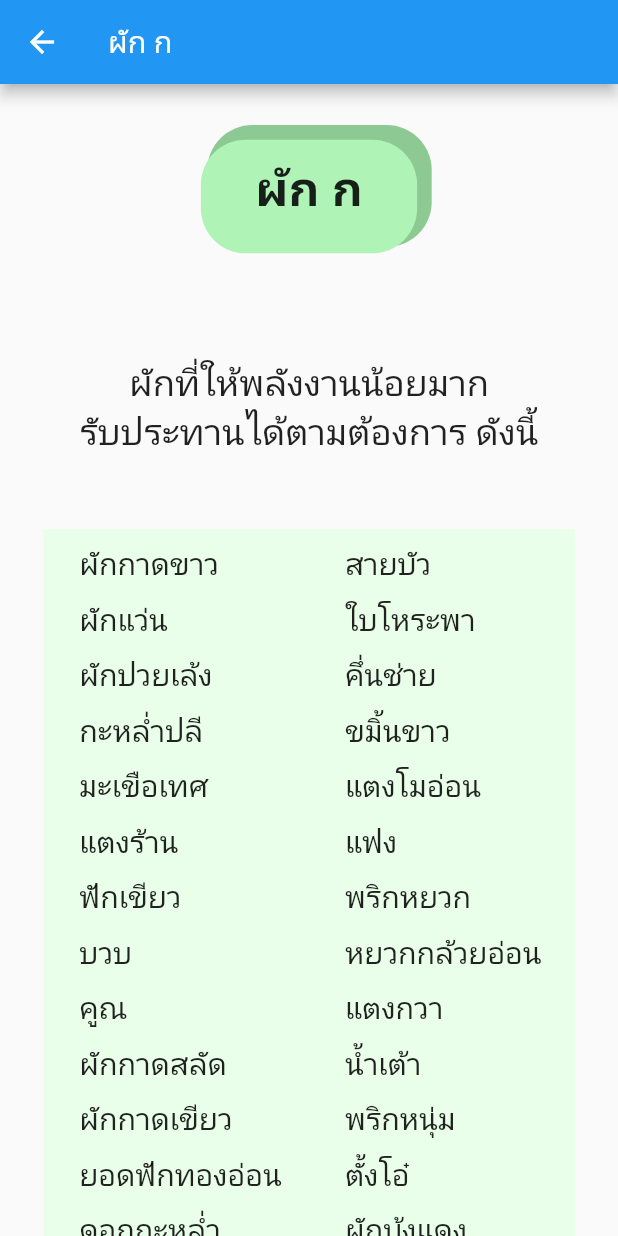
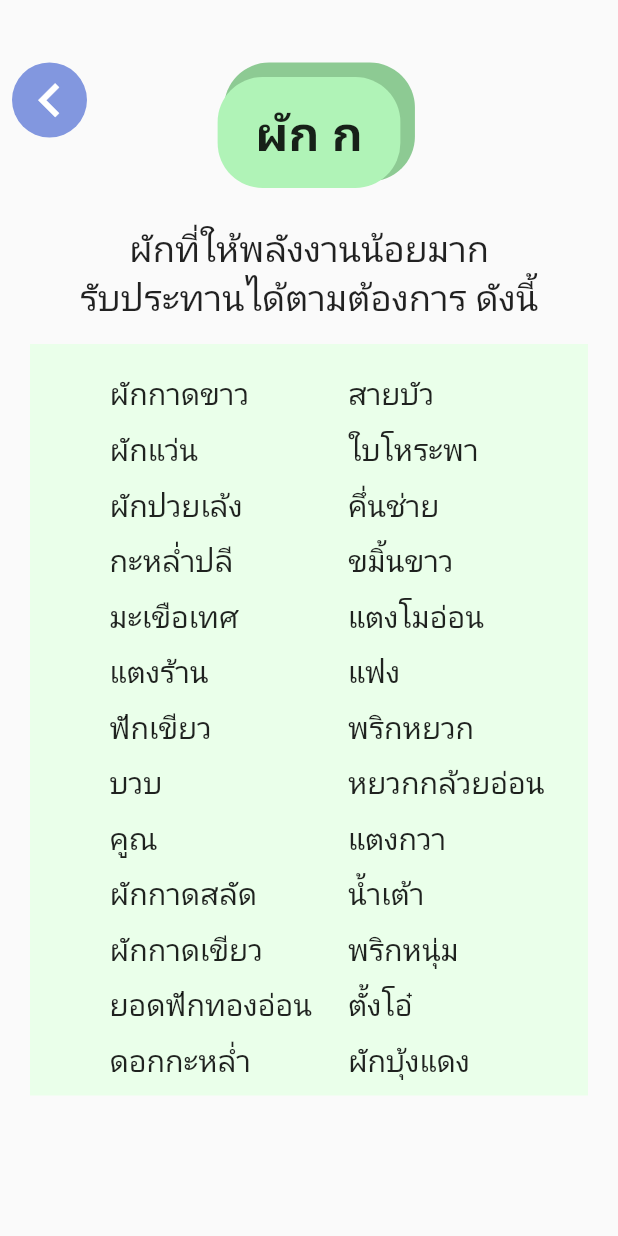
Before and after one commit to AINutritionProject/KinDeeUDee, a Flutter app: the VetABPage screen opened directly, on a phone screen of 412 x 824 dp. Run offline on Flutter 3.47's test engine with Material 2 defaults, Android fonts, the phone set to English and light mode, and no system bars; our stand-ins replace camera, cloud_firestore, csv, dotted_border, firebase_auth, firebase_core and 6 more; missing offline and left inert: dart:ffi; accounts and stored records are empty.

Commit message:
add buttonback and fixed display remove appbar

```diff
--- a/lib/pages/vet_ab.dart
+++ b/lib/pages/vet_ab.dart
@@ -1,3 +1,4 @@
+import 'package:appfood2/widgets/button_back.dart';
 import 'package:flutter/material.dart';
 
 class VetABPage extends StatelessWidget {
@@ -6,18 +7,47 @@ class VetABPage extends StatelessWidget {
   @override
   Widget build(BuildContext context) {
     return Scaffold(
-        appBar: AppBar(
-          title: Text(type == "A" ? "ผัก ก" : "ผัก ข"),
+        body: SafeArea(
+      child: SingleChildScrollView(
+        child: SizedBox(
+          width: MediaQuery.of(context).size.width,
+          height: type == "A" ? 800 : 1100,
+          child: Column(
+            crossAxisAlignment: CrossAxisAlignment.center,
+            children: [
+              Expanded(
+                  flex: type == "A" ? 2 : 2,
+                  child: Stack(
+                    //mainAxisAlignment: MainAxisAlignment.center,
+                    children: [
+                      const Padding(
+                        padding: EdgeInsets.all(8.0),
+                        child: Align(
+                            alignment: Alignment.centerLeft,
+                            child: ButtonBack(
+                              colorCircle: Color.fromRGBO(130, 151, 223, 1),
+                              color: Colors.white,
+                            )),
                       ),
-        body: SingleChildScrollView(
-          child: Column(
-            children: [
-              SizedBox(
-                  width: MediaQuery.of(context).size.width,
-                  height: 150,
-                  child: type == "A" ? const ButtonVegA() : const ButtonVegB()),
-              ContainNameVeg(type: type)
+                      type == "A"
+                          ? const Align(
+                              alignment: Alignment.bottomCenter,
+                              child: Padding(
+                                padding: EdgeInsets.all(8.0),
+                                child: ButtonVegA(),
+                              ))
+                          : const Align(
+                              alignment: Alignment.bottomCenter,
+                              child: Padding(
+                                padding: EdgeInsets.all(12),
+                                child: ButtonVegB(),
+                              ))
                     ],
+                  )),
+              Expanded(flex: type == "A" ? 10 : 12, child: ContainNameVeg(type: type)),
+            ],
+          ),
+        ),
       ),
     ));
   }
@@ -35,19 +65,18 @@ class ContainNameVeg extends StatelessWidget {
   Widget build(BuildContext context) {
     return SizedBox(
       width: MediaQuery.of(context).size.width,
-      height: type == "A" ? 700 : 900,
-
-      child: Stack(
+      child: Column(
         children: [
-          Align(
-            alignment: const AlignmentDirectional(0, -0.99),
+          Padding(
+            padding: const EdgeInsets.symmetric(vertical: 15),
             child: SizedBox(
-              width: MediaQuery.of(context).size.width,
-              height: MediaQuery.of(context).size.height * 0.15,
               child: type == "A" ? const DetailVeg() : const DetailVegB(),
             ),
           ),
-          type == "A" ? const BoxNameA() : const BoxNameB()
+          type == "A"
+              ? const Align(
+                  alignment: AlignmentDirectional(0, 0), child: BoxNameA())
+              : const BoxNameB()
         ],
       ),
     );
@@ -90,50 +119,47 @@ class BoxNameA extends StatelessWidget {
   ];
   @override
   Widget build(BuildContext context) {
-    return Align(
-      alignment: const AlignmentDirectional(0, 0.55),
+    return Expanded(
+      child: Align(
+        alignment: Alignment.center,
         child: Container(
-          width: MediaQuery.of(context).size.width * 0.86,
-          height: MediaQuery.of(context).size.height * 0.62,
+          margin: const EdgeInsets.symmetric(horizontal: 20),
+          padding: const EdgeInsets.symmetric(vertical: 10),
           decoration:
               const BoxDecoration(color: Color.fromRGBO(234, 255, 234, 1)),
           child: Row(
-            mainAxisSize: MainAxisSize.max,
+            mainAxisAlignment: MainAxisAlignment.center,
             children: [
-              Expanded(
-                child: Column(
-                  mainAxisSize: MainAxisSize.max,
+              Column(
                 crossAxisAlignment: CrossAxisAlignment.start,
                 children: nameVegAL
                     .map((e) => Padding(
                           padding: const EdgeInsets.fromLTRB(24, 10, 0, 0),
                           child: Text(
                             e,
-                              style: const TextStyle(fontSize: 20, fontWeight: FontWeight.w500),
+                            style: const TextStyle(
+                                fontSize: 20, fontWeight: FontWeight.w500),
                           ),
                         ))
                     .toList(),
               ),
-              ),
-              Expanded(
-                child: Column(
-                  mainAxisSize: MainAxisSize.max,
-                  //mainAxisAlignment: MainAxisAlignment.start,
+              Column(
                 crossAxisAlignment: CrossAxisAlignment.start,
                 children: nameVegAR
                     .map((e) => Padding(
                           padding: const EdgeInsets.fromLTRB(24, 10, 0, 0),
                           child: Text(
                             e,
-                              style: const TextStyle(fontSize: 20, fontWeight: FontWeight.w500),
-                              //textAlign: TextAlign.start,
+                            style: const TextStyle(
+                                fontSize: 20, fontWeight: FontWeight.w500),
                           ),
                         ))
                     .toList(),
               ),
+            ],
           ),
-            ],
-          )),
+        ),
+      ),
     );
   }
 }
@@ -187,10 +213,10 @@ class BoxNameB extends StatelessWidget {
   @override
   Widget build(BuildContext context) {
     return Align(
-      alignment: const AlignmentDirectional(0, 0.45),
+      alignment: Alignment.center,
       child: Container(
-          width: MediaQuery.of(context).size.width * 0.86,
-          height: MediaQuery.of(context).size.height * 0.84,
+          margin: const EdgeInsets.symmetric(horizontal: 20),
+          padding: const EdgeInsets.symmetric(vertical: 10),
           decoration:
               const BoxDecoration(color: Color.fromRGBO(251, 255, 234, 1)),
           child: Row(
@@ -205,7 +231,8 @@ class BoxNameB extends StatelessWidget {
                             padding: const EdgeInsets.fromLTRB(24, 10, 0, 0),
                             child: Text(
                               e,
-                              style: const TextStyle(fontSize: 20, fontWeight: FontWeight.w500),
+                              style: const TextStyle(
+                                  fontSize: 20, fontWeight: FontWeight.w500),
                             ),
                           ))
                       .toList(),
@@ -213,15 +240,14 @@ class BoxNameB extends StatelessWidget {
               ),
               Expanded(
                 child: Column(
-                  mainAxisSize: MainAxisSize.max,
-                  //mainAxisAlignment: MainAxisAlignment.start,
                   crossAxisAlignment: CrossAxisAlignment.start,
                   children: nameVegBR
                       .map((e) => Padding(
                             padding: const EdgeInsets.fromLTRB(24, 10, 0, 0),
                             child: Text(
                               e,
-                              style: const TextStyle(fontSize: 20, fontWeight: FontWeight.w500),
+                              style: const TextStyle(
+                                  fontSize: 20, fontWeight: FontWeight.w500),
                               //textAlign: TextAlign.start,
                             ),
                           ))
@@ -295,10 +321,8 @@ class ButtonVegA extends StatelessWidget {
 
   @override
   Widget build(BuildContext context) {
-    return Center(
-      child: Container(
-        width: MediaQuery.of(context).size.width * 0.35,
-        height: MediaQuery.of(context).size.height * 0.092,
+    return Container(
+      padding: const EdgeInsets.symmetric(vertical: 15, horizontal: 25),
       decoration: BoxDecoration(
         color: const Color.fromRGBO(176, 243, 183, 1),
         boxShadow: const [
@@ -310,13 +334,9 @@ class ButtonVegA extends StatelessWidget {
         ],
         borderRadius: BorderRadius.circular(30),
       ),
-        child: const Align(
-          alignment: AlignmentDirectional(0, -0.35),
-          child: Text(
+      child: const Text(
         'ผัก ก',
         style: TextStyle(fontSize: 32, fontWeight: FontWeight.bold),
-          ),
-        ),
       ),
     );
   }
@@ -329,11 +349,8 @@ class ButtonVegB extends StatelessWidget {
 
   @override
   Widget build(BuildContext context) {
-    return Align(
-      alignment: const AlignmentDirectional(0, 0),
-      child: Container(
-        width: MediaQuery.of(context).size.width * 0.35,
-        height: MediaQuery.of(context).size.height * 0.092,
+    return Container(
+      padding: const EdgeInsets.symmetric(vertical: 15, horizontal: 25),
       decoration: BoxDecoration(
         color: const Color.fromRGBO(245, 239, 178, 1),
         boxShadow: const [
@@ -345,13 +362,9 @@ class ButtonVegB extends StatelessWidget {
         ],
         borderRadius: BorderRadius.circular(30),
       ),
-        child: const Align(
-          alignment: AlignmentDirectional(0, -0.35),
-          child: Text(
+      child: const Text(
         'ผัก ข',
         style: TextStyle(fontSize: 32, fontWeight: FontWeight.bold),
-          ),
-        ),
       ),
     );
   }
```
Lines whose indentation alone changed are shown as unchanged.
